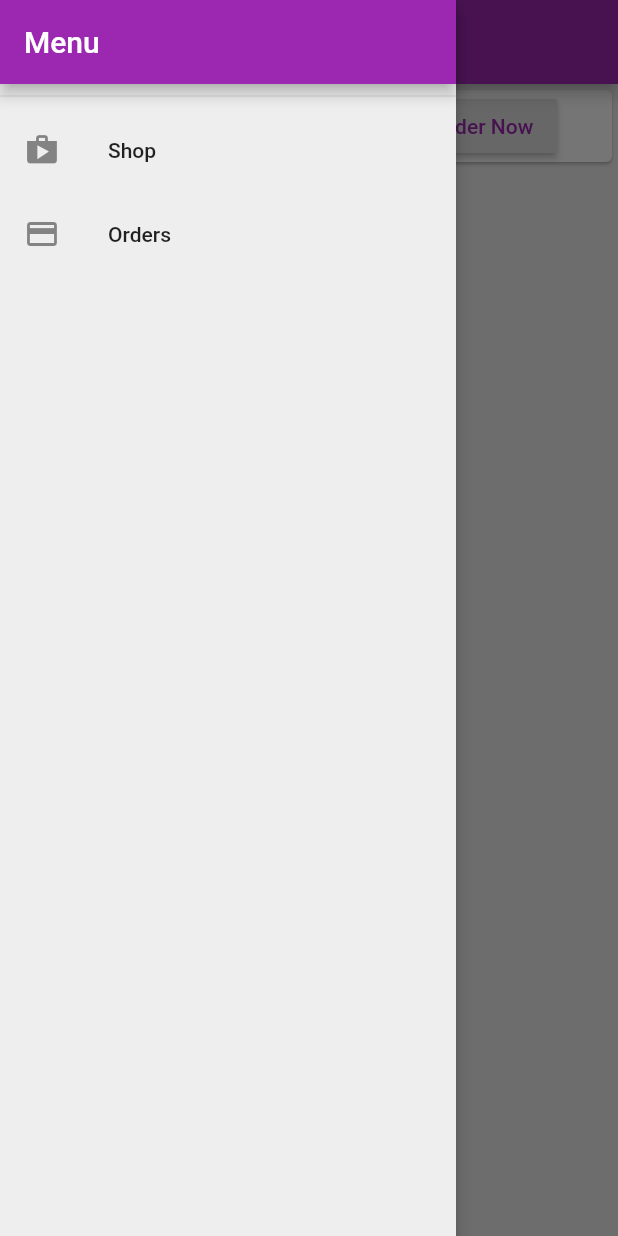
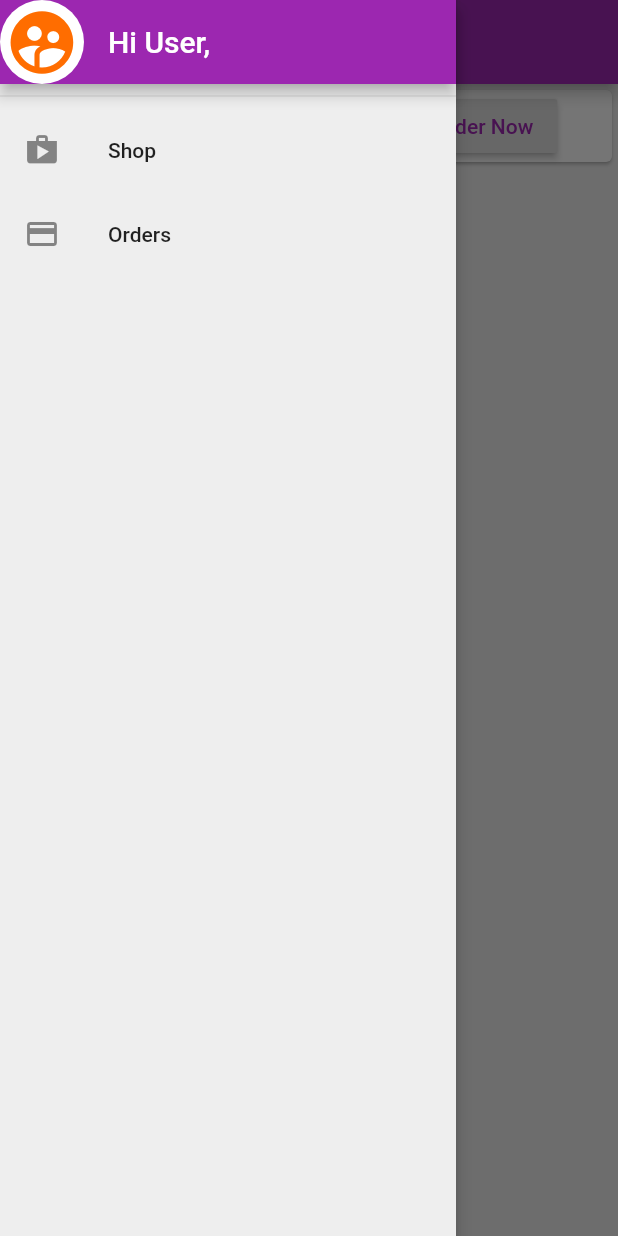
Before and after one commit to nikhild64/shop_app, a Flutter app: the CartScreen screen opened by its route, with the side drawer open, on a phone screen of 412 x 824 dp. Run offline on Flutter 3.47's test engine with Material 2 defaults, Android fonts, the phone set to English and light mode, and no system bars; network calls fail.

```diff
--- a/lib/widgets/main_drawer.dart
+++ b/lib/widgets/main_drawer.dart
@@ -9,7 +9,15 @@ class MainDrawer extends StatelessWidget {
       child: Column(
         children: [
           AppBar(
-            title: Text('Menu'),
+            leading: CircleAvatar(
+              backgroundColor: Colors.white,
+              child: Icon(
+                Icons.supervised_user_circle,
+                color: Theme.of(context).accentColor,
+                size: 50,
+              ),
+            ),
+            title: Text('Hi User,'),
             automaticallyImplyLeading: false,
           ),
           Divider(),
```
Also changed, not shown: lib/screens/product_details_screen.dart (+48 -1 lines).
